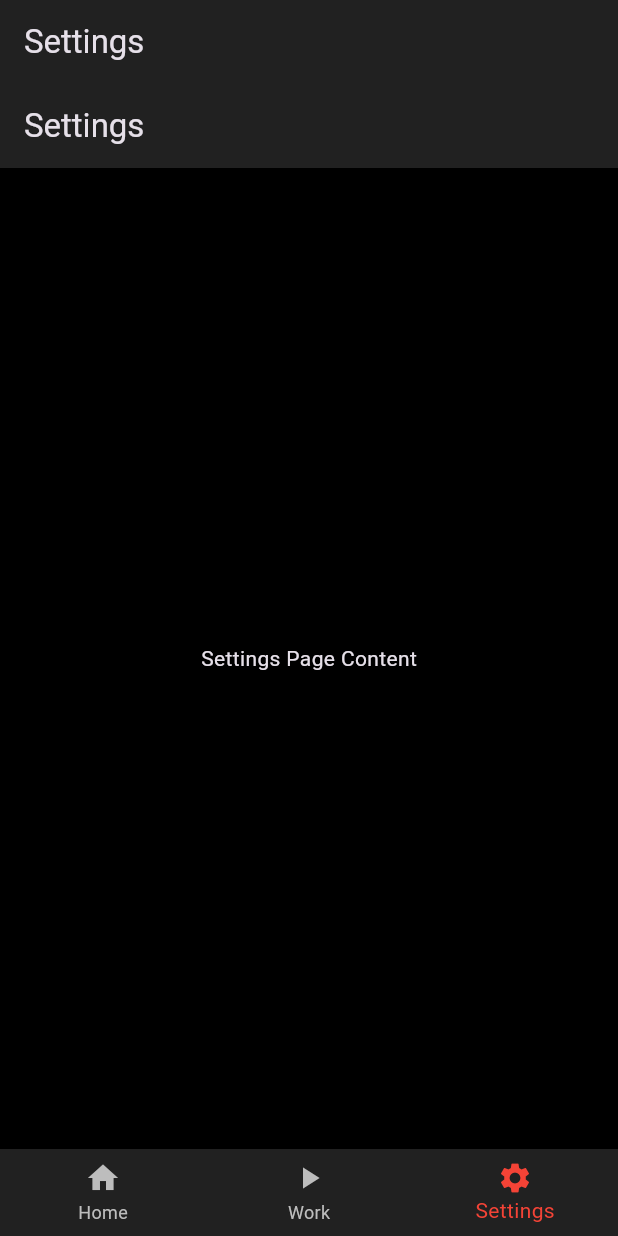
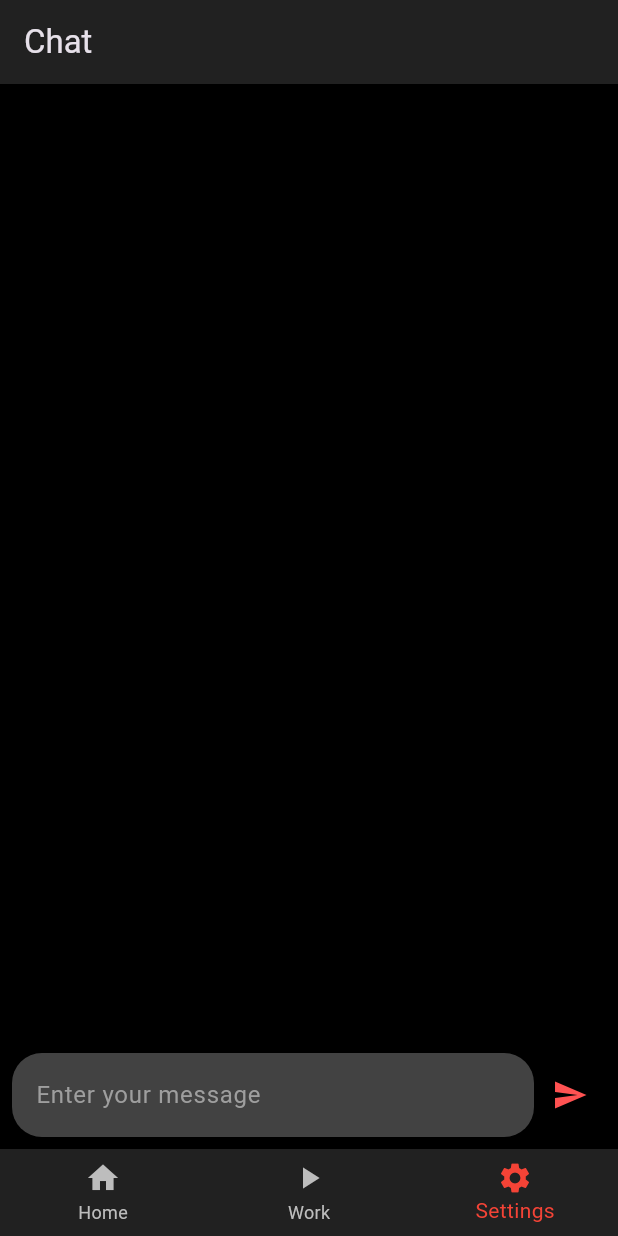
Before and after one commit to achilinski/praca_dyplomowa, a Flutter app: the screen it shows once a user with an empty profile is signed in, swiped to page 3, on a phone screen of 412 x 824 dp. Run offline on Flutter 3.47's test engine with Material 3 defaults, Android fonts, the light colour scheme and no system bars; our stand-ins replace firebase_auth, firebase_core, geolocator, google_maps_flutter, google_sign_in; missing offline and left inert: mobile_scanner; accounts and stored records are empty; network calls fail.

Commit message:
nice chat with time stamps, maps working on ios

```diff
--- a/lib/api_handler.dart
+++ b/lib/api_handler.dart
@@ -3,7 +3,7 @@ import 'package:google_maps_flutter/google_maps_flutter.dart';
 import 'package:http/http.dart' as http;
 
 class ApiService {
-  final String baseUrl = 'http://192.168.0.150:8000/'; // Replace with your Django API base URL
+  final String baseUrl = 'http://192.168.0.150:8000'; // Replace with your Django API base URL
 
   // Function to start a work shift
   Future<http.Response> startWorkShift(String username, String qrCode) async {
--- a/lib/main.dart
+++ b/lib/main.dart
@@ -1,9 +1,11 @@
 import 'package:flutter/material.dart';
 import 'package:firebase_core/firebase_core.dart';
 import 'package:praca/api_handler.dart';
+import 'package:praca/screens/chat_page.dart';
 import 'package:praca/screens/work_page.dart';
 import 'package:praca/screens/settings_page.dart';
 import 'package:praca/screens/stop_work_screen.dart';
+import 'package:web_socket_channel/io.dart';
 import 'firebase_options.dart';
 import 'package:firebase_auth/firebase_auth.dart';
 import 'screens/login_screen.dart';
@@ -133,7 +135,7 @@ class _HomePageState extends State<HomePage> {
       case 1:
         return 'Work Page';
       case 2:
-        return 'Settings';
+        return 'Chat';
       default:
         return 'Flutter Auth Demo';
     }
@@ -191,7 +193,7 @@ class _HomePageState extends State<HomePage> {
             ),
           ),
         WorkPage(),
-        SettingsPage(),
+        ChatPage(channel: IOWebSocketChannel.connect('ws://192.168.0.150:8000/ws/chat/room1/')),
         ],
       ),
       bottomNavigationBar: BottomNavigationBar(
--- /dev/null
+++ b/lib/screens/chat_page.dart
@@ -0,0 +1,246 @@
+import 'dart:convert';
+import 'package:firebase_auth/firebase_auth.dart';
+import 'package:flutter/material.dart';
+import 'package:intl/intl.dart';
+import 'package:web_socket_channel/web_socket_channel.dart';
+
+class ChatPage extends StatefulWidget {
+  final WebSocketChannel channel;
+
+  ChatPage({Key? key, required this.channel}) : super(key: key);
+
+  @override
+  _ChatPageState createState() => _ChatPageState();
+}
+
+class _ChatPageState extends State<ChatPage> {
+  final TextEditingController _controller = TextEditingController();
+  final List<Map<String, dynamic>> _messages = [];
+  User? _user = FirebaseAuth.instance.currentUser;
+  String? _username;
+  final ScrollController _scrollController = ScrollController();
+  final FocusNode _focusNode = FocusNode();
+
+  @override
+  void initState() {
+    super.initState();
+    _username = _user?.email;
+
+    widget.channel.stream.listen(
+      (message) {
+        print('Message received from server: $message');
+        try {
+          final decodedMessage = json.decode(message);
+          _addMessage(decodedMessage);
+          _scrollToBottom();
+        } catch (e) {
+          print('Error decoding message: $e');
+        }
+      },
+      onError: (error) {
+        print('WebSocket error: $error');
+      },
+      onDone: () {
+        print('WebSocket connection closed');
+      },
+    );
+
+    _focusNode.addListener(() {
+      if (_focusNode.hasFocus) {
+        _scrollToBottom();
+      }
+    });
+  }
+
+  void _addMessage(Map<String, dynamic> decodedMessage) {
+    DateTime timestamp = DateTime.tryParse(decodedMessage['timestamp']) ?? DateTime.now();
+    setState(() {
+      // Add a timestamp indicator if more than an hour has passed
+      if (_messages.isNotEmpty) {
+        DateTime lastMessageTime = _messages.last['timestamp'];
+        if (timestamp.difference(lastMessageTime).inHours >= 1) {
+          _messages.add({
+            'type': 'timestamp',
+            'timestamp': timestamp,
+          });
+        }
+      }
+      _messages.add({
+        'type': 'message',
+        'username': decodedMessage['username'] ?? 'Unknown',
+        'message': decodedMessage['message'] ?? '',
+        'timestamp': timestamp,
+      });
+    });
+  }
+
+  void _scrollToBottom() {
+    WidgetsBinding.instance.addPostFrameCallback((_) {
+      if (_scrollController.hasClients) {
+        _scrollController.animateTo(
+          _scrollController.position.maxScrollExtent,
+          duration: const Duration(milliseconds: 300),
+          curve: Curves.easeOut,
+        );
+      }
+    });
+  }
+
+  void _sendMessage() {
+    if (_controller.text.isNotEmpty) {
+      widget.channel.sink.add(json.encode({
+        'message': _controller.text,
+        'username': _username,
+        'timestamp': DateTime.now().toIso8601String(),
+      }));
+      // _addMessage({
+      //   'username': _username,
+      //   'message': _controller.text,
+      //   'timestamp': DateTime.now().toIso8601String(),
+      // });
+      _controller.clear();
+      _scrollToBottom();
+    }
+  }
+
+  String formatDate(DateTime timestamp) {
+    return DateFormat('MMM dd, yyyy, hh:mm a').format(timestamp);
+  }
+
+  @override
+  Widget build(BuildContext context) {
+    return Scaffold(
+      // appBar: AppBar(title: Text('Chat Room')),
+      // backgroundColor: Colors.black,
+      body: Column(
+        children: [
+          Expanded(
+            child: SingleChildScrollView(
+              reverse: true,
+              child: Column(
+                children: [
+                  Padding(
+                    padding: EdgeInsets.only(
+                      bottom: MediaQuery.of(context).viewInsets.bottom,
+                    ),
+                    child: ListView.builder(
+                      controller: _scrollController,
+                      shrinkWrap: true,
+                      physics: NeverScrollableScrollPhysics(),
+                      itemCount: _messages.length,
+                      itemBuilder: (context, index) {
+                        final msg = _messages[index];
+                        if (msg['type'] == 'timestamp') {
+                          return Center(
+                            child: Padding(
+                              padding: const EdgeInsets.symmetric(vertical: 8.0),
+                              child: Text(
+                                formatDate(msg['timestamp']),
+                                style: TextStyle(
+                                  color: Colors.grey,
+                                  fontWeight: FontWeight.bold,
+                                  fontSize: 12,
+                                ),
+                              ),
+                            ),
+                          );
+                        } else {
+                          return MessageBubble(
+                            message: msg['message'],
+                            username: msg['username'],
+                            isUserMessage: msg['username'] == _username,
+                          );
+                        }
+                      },
+                    ),
+                  ),
+                ],
+              ),
+            ),
+          ),
+          Padding(
+            padding: const EdgeInsets.all(8.0),
+            child: Row(
+              children: [
+                Expanded(
+                  child: TextField(
+                    controller: _controller,
+                    focusNode: _focusNode,
+                    style: TextStyle(color: Colors.white),
+                    decoration: InputDecoration(
+                      hintText: 'Enter your message',
+                      hintStyle: TextStyle(color: Colors.grey),
+                      filled: true,
+                      fillColor: Colors.grey[800],
+                      border: OutlineInputBorder(
+                        borderRadius: BorderRadius.circular(20),
+                        borderSide: BorderSide.none,
+                      ),
+                    ),
+                  ),
+                ),
+                IconButton(
+                  icon: Icon(Icons.send, color: Colors.redAccent),
+                  onPressed: _sendMessage,
+                ),
+              ],
+            ),
+          ),
+        ],
+      ),
+    );
+  }
+
+  @override
+  void dispose() {
+    widget.channel.sink.close();
+    _scrollController.dispose();
+    _focusNode.dispose();
+    super.dispose();
+  }
+}
+
+class MessageBubble extends StatelessWidget {
+  final String message;
+  final String username;
+  final bool isUserMessage;
+
+  MessageBubble({required this.message, required this.username, required this.isUserMessage});
+
+  @override
+  Widget build(BuildContext context) {
+    return Align(
+      alignment: isUserMessage ? Alignment.centerRight : Alignment.centerLeft,
+      child: Container(
+        margin: EdgeInsets.symmetric(vertical: 4.0, horizontal: 8.0),
+        padding: EdgeInsets.all(10.0),
+        decoration: BoxDecoration(
+          color: isUserMessage ? Colors.redAccent : Colors.grey[800],
+          borderRadius: BorderRadius.circular(12).copyWith(
+            topLeft: Radius.circular(isUserMessage ? 12 : 0),
+            topRight: Radius.circular(isUserMessage ? 0 : 12),
+          ),
+        ),
+        child: Column(
+          crossAxisAlignment:
+              isUserMessage ? CrossAxisAlignment.end : CrossAxisAlignment.start,
+          children: [
+            if (!isUserMessage)
+              Text(
+                username,
+                style: TextStyle(
+                  color: Colors.grey[300],
+                  fontSize: 12,
+                  fontWeight: FontWeight.bold,
+                ),
+              ),
+            Text(
+              message,
+              style: TextStyle(color: Colors.white),
+            ),
+          ],
+        ),
+      ),
+    );
+  }
+}
--- a/pubspec.yaml
+++ b/pubspec.yaml
@@ -42,6 +42,8 @@ dependencies:
   mobile_scanner: ^6.0.2
   google_maps_flutter: ^2.9.0
   geolocator: ^13.0.1
+  web_socket_channel: ^3.0.1
+  intl: ^0.19.0
 
 dev_dependencies:
   flutter_test:
```
Also changed, not shown: pubspec.lock, 2 other files.
